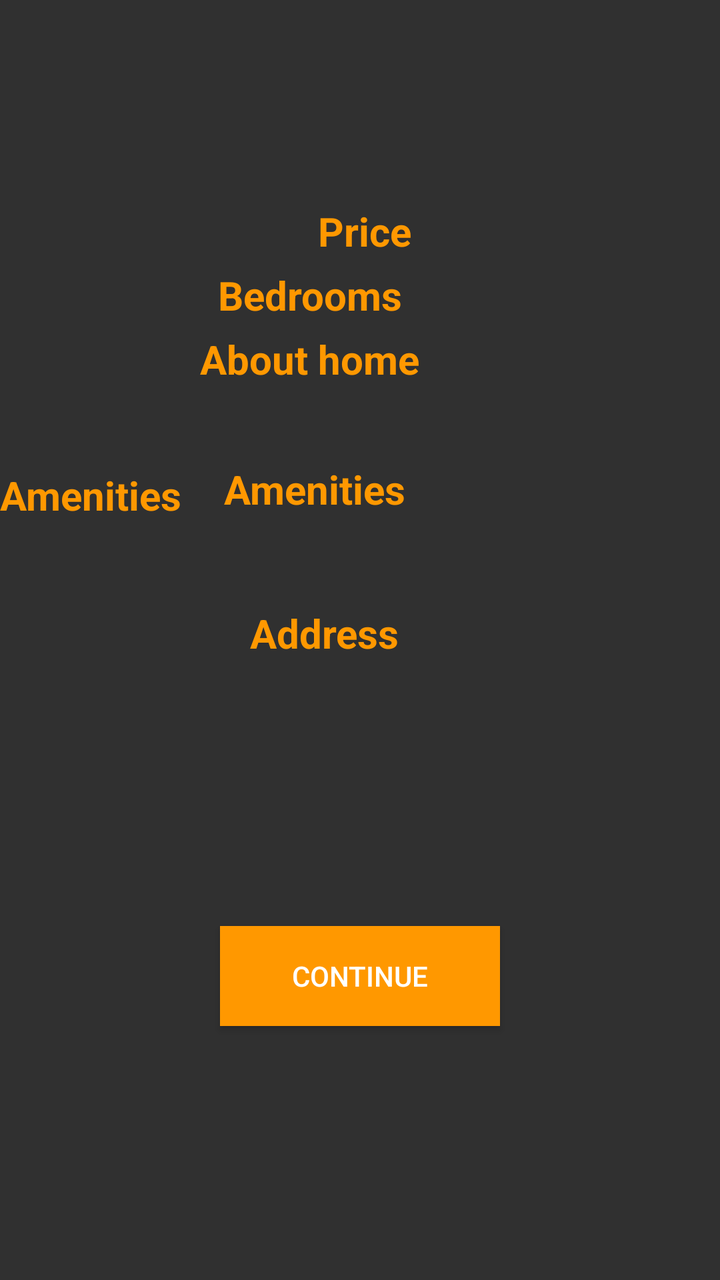
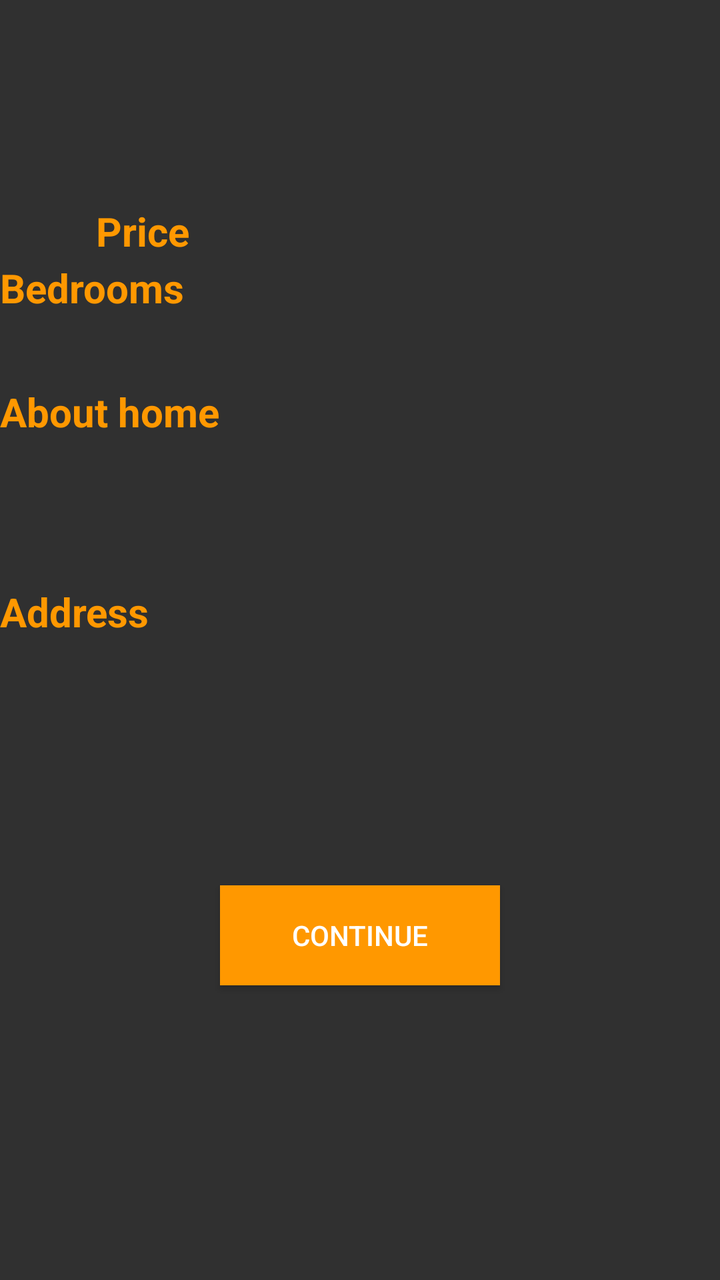

The first picture is an Android layout as it rendered before a commit; the second is the same layout after the commit. The layout source and the unified diff follow.
<!-- AndroidManifest.xml: application theme Theme.AppCompat.NoActionBar -->
<!-- res/layout/content_prop_detail_scrolling.xml -->
<?xml version="1.0" encoding="utf-8"?>
<androidx.core.widget.NestedScrollView xmlns:tools="http://schemas.android.com/tools"
    android:layout_width="match_parent"
    android:layout_height="match_parent"
    xmlns:app="http://schemas.android.com/apk/res-auto"
    app:layout_behavior="@string/appbar_scrolling_view_behavior"
    xmlns:android="http://schemas.android.com/apk/res/android">

    

    <RelativeLayout
        android:id="@+id/contact_info_layout"
        android:layout_width="match_parent"
        android:layout_height="580dp">

        <TextView
            android:id="@+id/textView3"
            android:layout_width="150dp"
            android:layout_height="30dp"
            android:layout_below="@+id/beadroomhead"
            android:layout_alignParentEnd="true"
            android:layout_alignParentRight="true"
            android:layout_marginTop="2dp"
            android:layout_marginEnd="110dp"
            android:layout_marginRight="110dp"
            android:text="About home "
            android:textColor="#FF9800"
            android:textSize="20dp"
            android:textStyle="bold" />

        <TextView
            android:id="@+id/beadroomhead"
            android:layout_width="150dp"
            android:layout_height="30dp"
            android:layout_below="@+id/pricehead"
            android:layout_alignParentEnd="true"
            android:layout_alignParentRight="true"
            android:layout_marginTop="2dp"
            android:layout_marginEnd="101dp"
            android:layout_marginRight="101dp"
            android:text="Bedrooms"
            android:textColor="#FF9800"
            android:textSize="20dp"
            android:textStyle="bold" />

        <TextView
            android:id="@+id/pricehead"
            android:layout_width="150dp"
            android:layout_height="30dp"
            android:layout_alignParentStart="true"
            android:layout_alignParentLeft="true"


            android:layout_marginStart="159dp"
            android:layout_marginLeft="159dp"
            android:layout_marginTop="102dp"
            android:text="Price"
            android:textColor="#FF9800"
            android:textSize="20dp"
            android:textStyle="bold" />

        <TextView
            android:id="@+id/amenitieshead"
            android:layout_width="150dp"
            android:layout_height="30dp"
            android:layout_below="@+id/descriptiondata"
            android:layout_marginTop="11dp"
            android:text="Amenities"
            android:textColor="#FF9800"
            android:textSize="20dp"
            android:textStyle="bold" />

        <TextView
            android:id="@+id/textView2"
            android:layout_width="150dp"
            android:layout_height="30dp"
            android:layout_below="@+id/descriptiondata"
            android:layout_alignParentEnd="true"
            android:layout_alignParentRight="true"
            android:layout_marginTop="8dp"
            android:layout_marginEnd="98dp"
            android:layout_marginRight="98dp"
            android:text="Amenities"
            android:textColor="#FF9800"
            android:textSize="20dp"
            android:textStyle="bold" />

        <TextView
            android:id="@+id/pricebox"
            android:layout_width="150dp"
            android:layout_height="30dp"
            android:textColor="@android:color/black"
            android:textSize="20dp"
            android:layout_alignTop="@+id/pricehead"
            android:layout_alignParentRight="true"
            android:layout_alignParentEnd="true" />

        <TextView
            android:id="@+id/bedrrombox"
            android:layout_width="150dp"
            android:layout_height="30dp"
            android:layout_alignTop="@+id/beadroomhead"
            android:layout_alignParentRight="true"
            android:textColor="@android:color/black"
            android:textSize="20dp"
            android:layout_alignParentEnd="true" />

        <TextView
            android:id="@+id/descriptiondata"
            android:layout_width="320dp"
            android:layout_height="wrap_content"
            android:textColor="@android:color/black"
            android:textSize="20dp"
            android:layout_marginLeft="40dp"
            android:layout_below="@+id/textView3" />
        <TextView
            android:layout_width="300dp"
            android:layout_height="wrap_content"
            android:id="@+id/amenitiesdata"
            android:textColor="@android:color/black"
            android:textSize="20dp"
            android:layout_below="@+id/amenitieshead" />

        <Button
            android:id="@+id/button2"
            android:layout_width="140dp"
            android:layout_height="50dp"
            android:layout_below="@+id/cityindetailhomelayout"
            android:layout_centerHorizontal="true"
            android:layout_marginTop="16dp"
            android:background="#FF9800"
            android:text="Continue"
            android:textColor="@android:color/white" />

        <TextView
            android:id="@+id/textView4"
            android:layout_width="150dp"
            android:layout_height="30dp"
            android:layout_below="@+id/amenitiesdata"
            android:layout_alignParentEnd="true"
            android:layout_alignParentRight="true"
            android:layout_marginTop="12dp"
            android:layout_marginEnd="85dp"
            android:layout_marginRight="85dp"
            android:text="Address"
            android:textColor="#FF9800"
            android:textSize="20dp"
            android:textStyle="bold" />

        <TextView
            android:layout_width="300dp"
            android:layout_height="wrap_content"
            android:textSize="20dp"
            android:textColor="@android:color/black"
            android:id="@+id/addressline1indetailhomelayout"
            android:layout_below="@+id/textView4"
            android:layout_marginTop="11dp" />
        <TextView
            android:layout_width="300dp"
            android:layout_height="wrap_content"
            android:textSize="20dp"
            android:textColor="@android:color/black"
            android:id="@+id/addressline2indetailhomelayout"
            android:layout_below="@+id/addressline1indetailhomelayout"
            android:layout_marginTop="11dp" />
        <TextView
            android:layout_width="300dp"
            android:layout_height="wrap_content"
            android:textColor="@android:color/black"
            android:textSize="20dp"
            android:id="@+id/cityindetailhomelayout"
            android:layout_below="@+id/addressline2indetailhomelayout"
            android:layout_marginTop="11dp" />
    </RelativeLayout>

</androidx.core.widget.NestedScrollView>
<!-- resources referenced by this layout -->
<resources>

</resources>

<!-- the commit's change to res/layout/content_prop_detail_scrolling.xml (unified diff, before → after) -->
@@ -20,9 +20,9 @@
             android:layout_below="@+id/beadroomhead"
             android:layout_alignParentEnd="true"
             android:layout_alignParentRight="true"
-            android:layout_marginTop="2dp"
-            android:layout_marginEnd="110dp"
-            android:layout_marginRight="110dp"
+            android:layout_marginTop="32dp"
+            android:layout_marginEnd="221dp"
+            android:layout_marginRight="221dp"
             android:text="About home "
             android:textColor="#FF9800"
             android:textSize="20dp"
@@ -35,9 +35,9 @@
             android:layout_below="@+id/pricehead"
             android:layout_alignParentEnd="true"
             android:layout_alignParentRight="true"
-            android:layout_marginTop="2dp"
-            android:layout_marginEnd="101dp"
-            android:layout_marginRight="101dp"
+            android:layout_marginTop="-2dp"
+            android:layout_marginEnd="212dp"
+            android:layout_marginRight="212dp"
             android:text="Bedrooms"
             android:textColor="#FF9800"
             android:textSize="20dp"
@@ -51,8 +51,8 @@
             android:layout_alignParentLeft="true"
 
 
-            android:layout_marginStart="159dp"
-            android:layout_marginLeft="159dp"
+            android:layout_marginStart="48dp"
+            android:layout_marginLeft="48dp"
             android:layout_marginTop="102dp"
             android:text="Price"
             android:textColor="#FF9800"
@@ -68,7 +68,9 @@
             android:text="Amenities"
             android:textColor="#FF9800"
             android:textSize="20dp"
-            android:textStyle="bold" />
+            android:textStyle="bold"
+            android:visibility="gone"
+            tools:visibility="gone" />
 
         <TextView
             android:id="@+id/textView2"
@@ -83,43 +85,48 @@
             android:text="Amenities"
             android:textColor="#FF9800"
             android:textSize="20dp"
-            android:textStyle="bold" />
+            android:textStyle="bold"
+            android:visibility="gone"
+            tools:visibility="gone" />
 
         <TextView
             android:id="@+id/pricebox"
             android:layout_width="150dp"
             android:layout_height="30dp"
-            android:textColor="@android:color/black"
-            android:textSize="20dp"
             android:layout_alignTop="@+id/pricehead"
-            android:layout_alignParentRight="true"
-            android:layout_alignParentEnd="true" />
+            android:layout_alignParentEnd="true"
+            android:layout_alignParentRight="true"
+            android:textColor="@color/white"
+            android:textSize="20dp" />
 
         <TextView
             android:id="@+id/bedrrombox"
             android:layout_width="150dp"
             android:layout_height="30dp"
             android:layout_alignTop="@+id/beadroomhead"
-            android:layout_alignParentRight="true"
-            android:textColor="@android:color/black"
-            android:textSize="20dp"
-            android:layout_alignParentEnd="true" />
+            android:layout_alignParentEnd="true"
+            android:layout_alignParentRight="true"
+            android:textColor="@color/white"
+            android:textSize="20dp" />
 
         <TextView
             android:id="@+id/descriptiondata"
             android:layout_width="320dp"
             android:layout_height="wrap_content"
+            android:layout_below="@+id/textView3"
+            android:layout_marginLeft="40dp"
+            android:textColor="@color/white"
+            android:textSize="20dp"
+            tools:visibility="visible" />
+
+        <TextView
+            android:id="@+id/amenitiesdata"
+            android:layout_width="300dp"
+            android:layout_height="wrap_content"
+            android:layout_below="@+id/amenitieshead"
             android:textColor="@android:color/black"
             android:textSize="20dp"
-            android:layout_marginLeft="40dp"
-            android:layout_below="@+id/textView3" />
-        <TextView
-            android:layout_width="300dp"
-            android:layout_height="wrap_content"
-            android:id="@+id/amenitiesdata"
-            android:textColor="@android:color/black"
-            android:textSize="20dp"
-            android:layout_below="@+id/amenitieshead" />
+            tools:visibility="invisible" />
 
         <Button
             android:id="@+id/button2"
@@ -130,7 +137,8 @@
             android:layout_marginTop="16dp"
             android:background="#FF9800"
             android:text="Continue"
-            android:textColor="@android:color/white" />
+            android:textColor="@android:color/white"
+            tools:visibility="invisible" />
 
         <TextView
             android:id="@+id/textView4"
@@ -139,38 +147,65 @@
             android:layout_below="@+id/amenitiesdata"
             android:layout_alignParentEnd="true"
             android:layout_alignParentRight="true"
-            android:layout_marginTop="12dp"
-            android:layout_marginEnd="85dp"
-            android:layout_marginRight="85dp"
+            android:layout_marginTop="16dp"
+            android:layout_marginEnd="219dp"
+            android:layout_marginRight="219dp"
             android:text="Address"
             android:textColor="#FF9800"
             android:textSize="20dp"
-            android:textStyle="bold" />
-
-        <TextView
-            android:layout_width="300dp"
-            android:layout_height="wrap_content"
-            android:textSize="20dp"
-            android:textColor="@android:color/black"
+            android:textStyle="bold"
+            tools:visibility="visible" />
+
+        <TextView
             android:id="@+id/addressline1indetailhomelayout"
+            android:layout_width="300dp"
+            android:layout_height="wrap_content"
             android:layout_below="@+id/textView4"
-            android:layout_marginTop="11dp" />
-        <TextView
-            android:layout_width="300dp"
-            android:layout_height="wrap_content"
-            android:textSize="20dp"
-            android:textColor="@android:color/black"
+            android:layout_alignParentStart="true"
+            android:layout_alignParentLeft="true"
+            android:layout_alignParentEnd="true"
+            android:layout_alignParentRight="true"
+            android:layout_marginStart="182dp"
+            android:layout_marginLeft="182dp"
+            android:layout_marginTop="19dp"
+            android:layout_marginEnd="5dp"
+            android:layout_marginRight="5dp"
+            android:textColor="@color/white"
+            android:textSize="20dp" />
+
+        <TextView
             android:id="@+id/addressline2indetailhomelayout"
+            android:layout_width="300dp"
+            android:layout_height="wrap_content"
             android:layout_below="@+id/addressline1indetailhomelayout"
-            android:layout_marginTop="11dp" />
-        <TextView
-            android:layout_width="300dp"
-            android:layout_height="wrap_content"
-            android:textColor="@android:color/black"
-            android:textSize="20dp"
+            android:layout_alignParentStart="true"
+            android:layout_alignParentLeft="true"
+            android:layout_alignParentEnd="true"
+            android:layout_alignParentRight="true"
+            android:layout_marginStart="182dp"
+            android:layout_marginLeft="182dp"
+            android:layout_marginTop="7dp"
+            android:layout_marginEnd="5dp"
+            android:layout_marginRight="5dp"
+            android:textColor="@color/white"
+            android:textSize="20dp" />
+
+        <TextView
             android:id="@+id/cityindetailhomelayout"
+            android:layout_width="300dp"
+            android:layout_height="wrap_content"
             android:layout_below="@+id/addressline2indetailhomelayout"
-            android:layout_marginTop="11dp" />
+            android:layout_alignParentStart="true"
+            android:layout_alignParentLeft="true"
+            android:layout_alignParentEnd="true"
+            android:layout_alignParentRight="true"
+            android:layout_marginStart="179dp"
+            android:layout_marginLeft="179dp"
+            android:layout_marginTop="-3dp"
+            android:layout_marginEnd="8dp"
+            android:layout_marginRight="8dp"
+            android:textColor="@color/white"
+            android:textSize="20dp" />
     </RelativeLayout>
 
 </androidx.core.widget.NestedScrollView>
<!-- resource entries referenced after the edit -->
@@ -1,5 +1,5 @@
 <!-- resources referenced by this layout -->
 <resources>
-
+  <color name="white">#FFFFFFFF</color>
 </resources>
 
